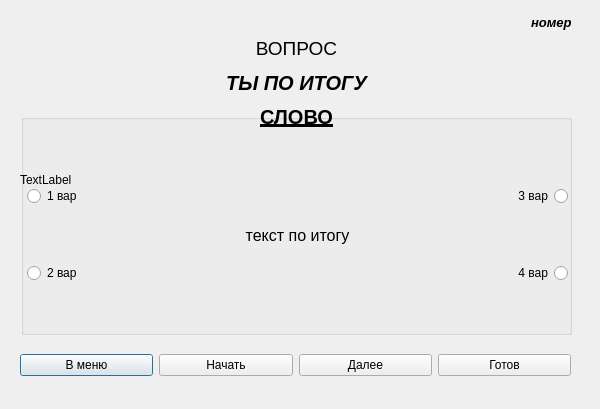
timowka0304/Word-Flow, file Word-Flow/testadj.ui: the form before one commit.
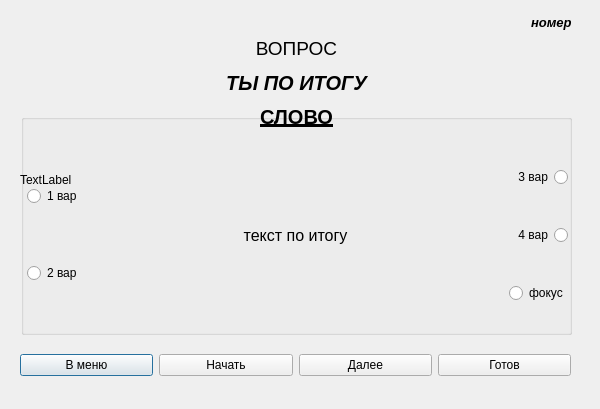
The form after the commit.

Commit message: Removed Focus for choosen RadioButton in Test and close show_dic before starting Test

What changed in the file:
```diff
--- a/Word-Flow/testadj.ui
+++ b/Word-Flow/testadj.ui
@@ -123,6 +123,27 @@
          </property>
         </widget>
        </item>
+       <item>
+        <widget class="QRadioButton" name="clean_Button">
+         <property name="enabled">
+          <bool>true</bool>
+         </property>
+         <property name="font">
+          <font>
+           <strikeout>false</strikeout>
+          </font>
+         </property>
+         <property name="inputMethodHints">
+          <set>Qt::ImhNone</set>
+         </property>
+         <property name="text">
+          <string>фокус</string>
+         </property>
+         <property name="checkable">
+          <bool>true</bool>
+         </property>
+        </widget>
+       </item>
       </layout>
      </item>
     </layout>
@@ -257,6 +278,9 @@
    </layout>
   </widget>
   <widget class="QLabel" name="label">
+   <property name="enabled">
+    <bool>true</bool>
+   </property>
    <property name="geometry">
     <rect>
      <x>20</x>
```
The commit also changes 14 other files.
